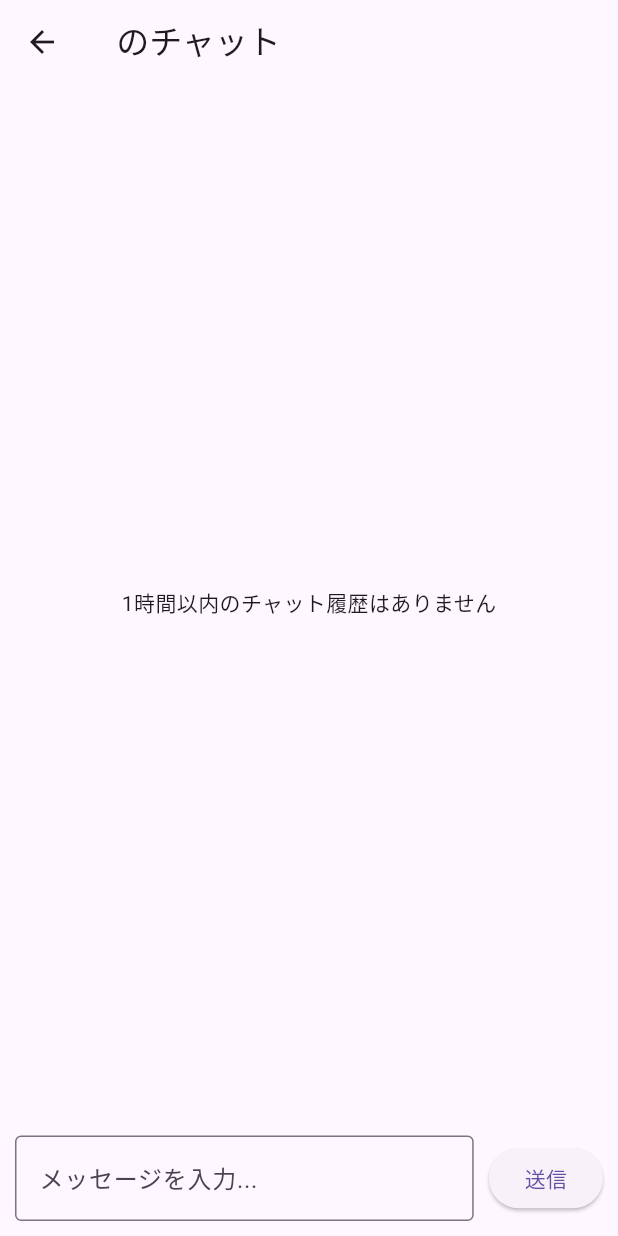
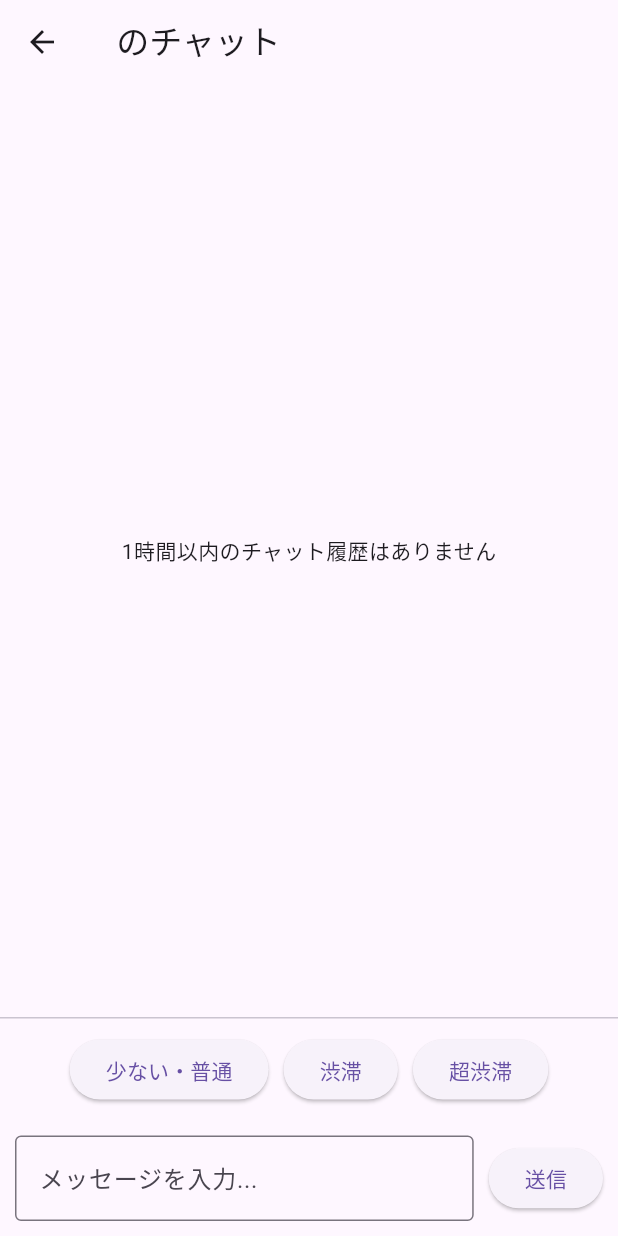
Before and after one commit to DIGIT-KITAQ-Flutter/team_kttn, a Flutter app: the ChatScreen screen opened directly with empty values, after a tap on "送信", on a phone screen of 412 x 824 dp. Run offline on Flutter 3.47's test engine with Material 3 defaults, Android fonts, the phone set to English and light mode, and no system bars; our stand-ins replace cloud_firestore, firebase_auth, firebase_core, flutter_map, latlong2; missing offline and left inert: firebase_ui_auth; accounts and stored records are empty; statements that could not run were skipped.

Commit message:
add:get login user, fix:send crowding_level UI, debug message

```diff
--- a/lib/chat/chat.dart
+++ b/lib/chat/chat.dart
@@ -1,4 +1,5 @@
 import 'package:digit_kttn/chat/firestore_chat.dart';
+import 'package:firebase_auth/firebase_auth.dart';
 import 'package:flutter/material.dart';
 import 'package:cloud_firestore/cloud_firestore.dart';
 
@@ -13,20 +14,29 @@ class ChatScreen extends StatefulWidget {
 }
 
 class _ChatScreenState extends State<ChatScreen> {
+  List<String> choices = ["少ない・普通", "渋滞", "超渋滞"];
   final TextEditingController _textController = TextEditingController();
   final ScrollController _scrollController = ScrollController();
-  final FirestoreChatService _chatService =
-      FirestoreChatService(); // 🔥 Firestoreサービスのインスタンス
+  final FirestoreChatService _chatService = FirestoreChatService();
+  final FirebaseAuth _auth = FirebaseAuth.instance;
 
   /// **メッセージ送信**
   void _sendMessage() async {
-    if (_textController.text.isEmpty) return;
+    if (_textController.text.trim().isEmpty) return;
+
+    final String? userId = _auth.currentUser?.uid;
+    if (userId == null) {
+      ScaffoldMessenger.of(context).showSnackBar(
+        const SnackBar(content: Text("ログインしていません")),
+      );
+      return;
+    }
 
     await _chatService.sendMessage(
-      message: _textController.text,
+      message: _textController.text.trim(),
       crowdingLevel: "chat",
       stationId: widget.station_id,
-      userId: "user_456",
+      userId: userId,
     );
 
     _textController.clear();
@@ -35,13 +45,34 @@ class _ChatScreenState extends State<ChatScreen> {
 
   /// **スクロールを一番下に移動**
   void _scrollToBottom() {
-    Future.delayed(const Duration(milliseconds: 100), () {
-      _scrollController.animateTo(
-        _scrollController.position.maxScrollExtent,
-        duration: const Duration(milliseconds: 300),
-        curve: Curves.easeOut,
+    WidgetsBinding.instance.addPostFrameCallback((_) {
+      if (_scrollController.hasClients) {
+        _scrollController.animateTo(
+          _scrollController.position.maxScrollExtent,
+          duration: const Duration(milliseconds: 300),
+          curve: Curves.easeOut,
+        );
+      }
+    });
+  }
+
+  /// **混雑状況を送信**
+  void _handleChoice(String choice) async {
+    final String? userId = _auth.currentUser?.uid;
+    if (userId == null) {
+      ScaffoldMessenger.of(context).showSnackBar(
+        const SnackBar(content: Text("ログインしていません")),
       );
-    });
+      return;
+    }
+
+    await _chatService.sendMessage(
+      message: "",
+      crowdingLevel: choice,
+      stationId: widget.station_id,
+      userId: userId,
+    );
+    _scrollToBottom();
   }
 
   @override
@@ -52,8 +83,7 @@ class _ChatScreenState extends State<ChatScreen> {
         children: [
           Expanded(
             child: StreamBuilder<QuerySnapshot>(
-              stream: _chatService
-                  .getChatStream(widget.station_id), // 🔥 Firestoreデータ取得
+              stream: _chatService.getChatStream(widget.station_id),
               builder: (context, snapshot) {
                 if (snapshot.connectionState == ConnectionState.waiting) {
                   return const Center(child: CircularProgressIndicator());
@@ -66,34 +96,46 @@ class _ChatScreenState extends State<ChatScreen> {
                 }
 
                 final chatData = snapshot.data!.docs;
-                final messages = chatData.map((doc) {
-                  return doc['message']?.toString() ?? '';
-                }).toList();
 
                 return ListView.builder(
                   controller: _scrollController,
                   padding: const EdgeInsets.all(10),
-                  itemCount: messages.length,
+                  itemCount: chatData.length,
                   itemBuilder: (context, index) {
+                    final chat =
+                        chatData[index].data() as Map<String, dynamic>? ?? {};
+                    final bool isMe = chat['user_id'] == _auth.currentUser?.uid;
+
                     return Align(
-                      alignment: messages[index].startsWith("あなた")
-                          ? Alignment.centerRight
-                          : Alignment.centerLeft,
+                      alignment:
+                          isMe ? Alignment.centerRight : Alignment.centerLeft,
                       child: Container(
                         margin: const EdgeInsets.symmetric(vertical: 5),
                         padding: const EdgeInsets.all(10),
                         decoration: BoxDecoration(
-                          color: messages[index].startsWith("あなた")
-                              ? Colors.blue[200]
-                              : Colors.grey[300],
+                          color: isMe ? Colors.blue[200] : Colors.grey[300],
                           borderRadius: BorderRadius.circular(10),
                         ),
-                        child: Text(messages[index]),
+                        child: Text(chat['message'] ?? ''),
                       ),
                     );
                   },
                 );
               },
+            ),
+          ),
+          const Divider(height: 1),
+          Padding(
+            padding: const EdgeInsets.all(10),
+            child: Wrap(
+              alignment: WrapAlignment.center,
+              spacing: 10,
+              children: choices.map((choice) {
+                return ElevatedButton(
+                  onPressed: () => _handleChoice(choice),
+                  child: Text(choice),
+                );
+              }).toList(),
             ),
           ),
           Padding(
--- a/lib/chat/firestore_chat.dart
+++ b/lib/chat/firestore_chat.dart
@@ -1,7 +1,9 @@
 import 'package:cloud_firestore/cloud_firestore.dart';
+import 'package:firebase_auth/firebase_auth.dart';
 
 class FirestoreChatService {
   final FirebaseFirestore _firestore = FirebaseFirestore.instance;
+  final FirebaseAuth _auth = FirebaseAuth.instance;
 
   /// **メッセージを Firestore に送信**
   Future<void> sendMessage({
@@ -10,6 +12,11 @@ class FirestoreChatService {
     required int stationId,
     required String userId,
   }) async {
+    final User? user = _auth.currentUser; // 🔥 ログイン中のユーザー取得
+    if (user == null) {
+      return;
+    }
+
     final chatId = "test_id_${DateTime.now().millisecondsSinceEpoch}";
     final timestamp = Timestamp.now();
 
@@ -20,7 +27,7 @@ class FirestoreChatService {
       'crowding_level': crowdingLevel,
       'message': message,
       'station_id': stationId,
-      'user_id': userId,
+      'user_id': user.uid, // 🔥 ログインしているユーザーの UID を保存
     });
   }
 
--- a/lib/map/bottom_widget.dart
+++ b/lib/map/bottom_widget.dart
@@ -65,7 +65,6 @@ class _BottomWidgetState extends State<BottomWidget> {
                     stream: getChats(),
                     builder: (context, snapshot) {
                       if (!snapshot.hasData) {
-                        print(snapshot);
                         return Center(child: CircularProgressIndicator());
                       }
 
```
Also changed, not shown: lib/login/get_login_user.dart (added, +13 -0 lines).
